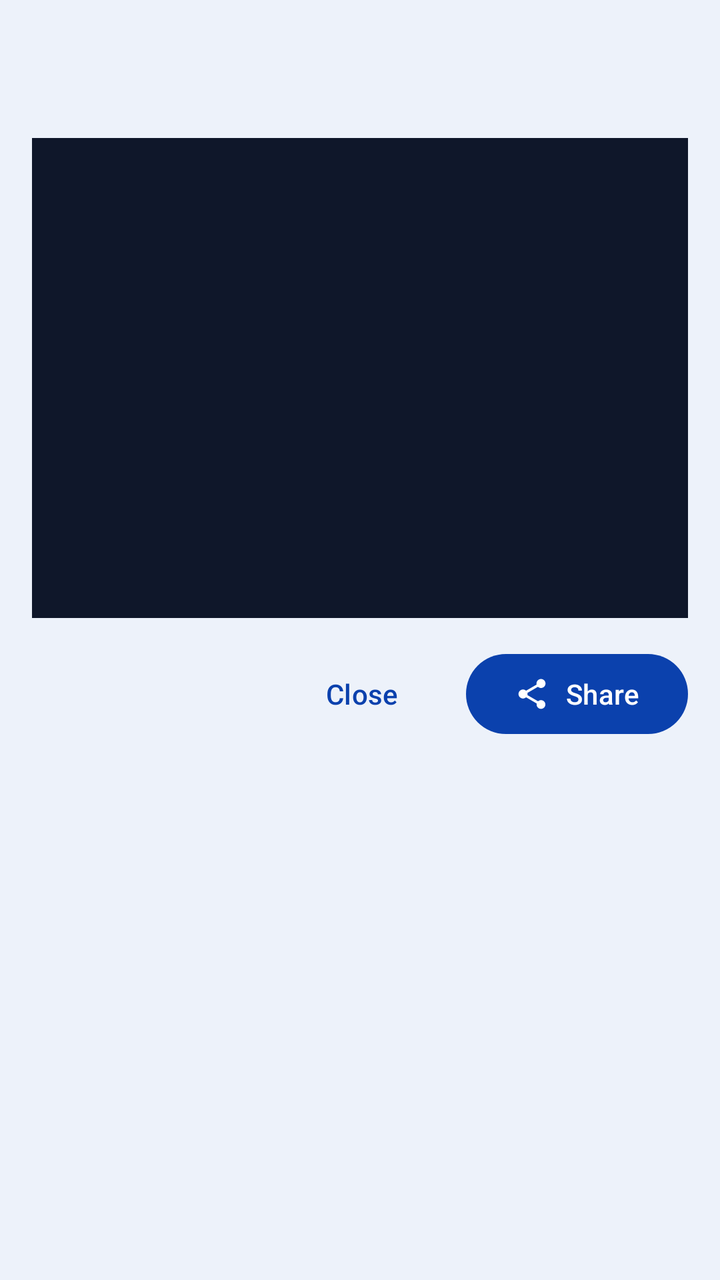
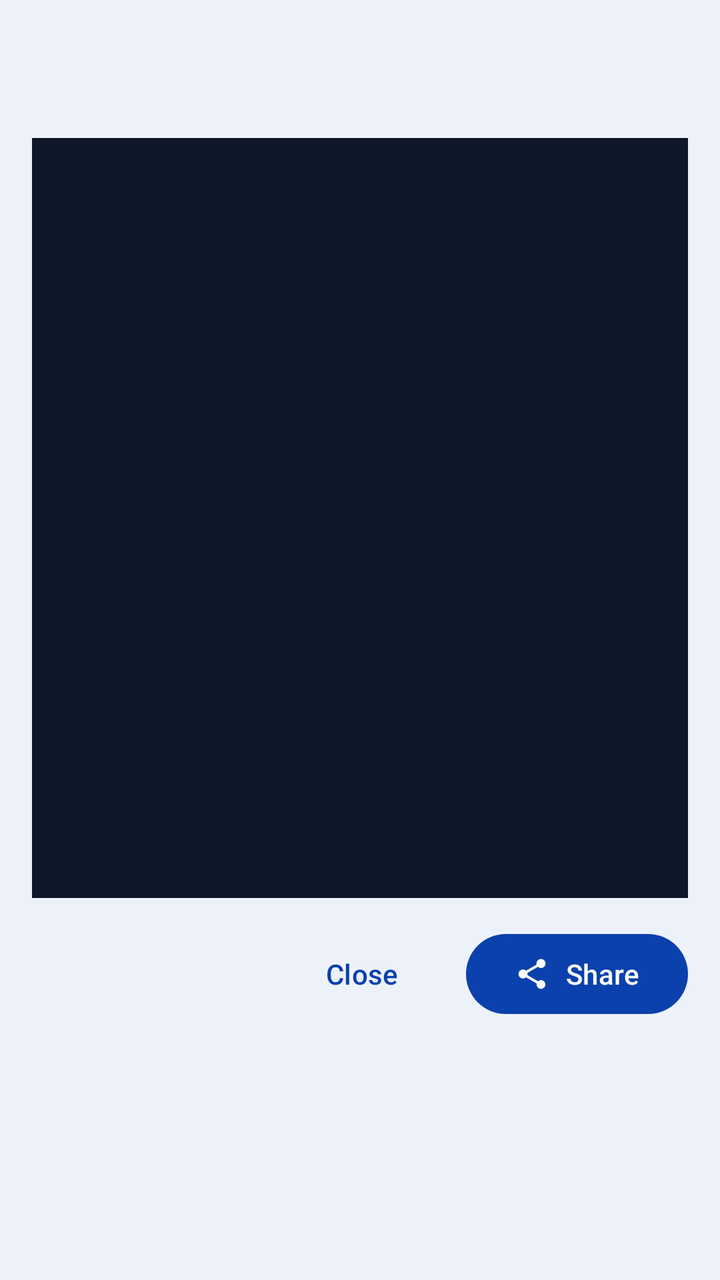

Two renders of the same Android screen: before a commit and after it. Below are the layout's source before the change and the commit's diff.
<!-- AndroidManifest.xml: application theme Theme.PropertyHub -->
<!-- res/layout/dialog_poster_preview.xml -->
<?xml version="1.0" encoding="utf-8"?>
<LinearLayout xmlns:android="http://schemas.android.com/apk/res/android"
    xmlns:app="http://schemas.android.com/apk/res-auto"
    android:layout_width="match_parent"
    android:layout_height="wrap_content"
    android:orientation="vertical"
    android:padding="16dp">

    <TextView
        android:id="@+id/tvPreviewTitle"
        android:layout_width="match_parent"
        android:layout_height="wrap_content"
        android:textColor="?attr/phTextPrimary"
        android:textSize="16sp"
        android:textStyle="bold" />

    <TextView
        android:id="@+id/tvPreviewSubtitle"
        android:layout_width="match_parent"
        android:layout_height="wrap_content"
        android:layout_marginTop="2dp"
        android:textColor="?attr/phTextSecondary"
        android:textSize="12.5sp" />

    <ImageView
        android:id="@+id/ivPreviewPosterFull"
        android:layout_width="match_parent"
        android:layout_height="240dp"
        android:layout_marginTop="12dp"
        android:background="#0F172A"
        android:contentDescription="@null"
        android:scaleType="fitCenter" />

    <LinearLayout
        android:layout_width="match_parent"
        android:layout_height="wrap_content"
        android:layout_marginTop="14dp"
        android:gravity="end"
        android:orientation="horizontal">

        <com.google.android.material.button.MaterialButton
            android:id="@+id/btnPreviewClose"
            style="@style/Widget.Material3.Button.TextButton"
            android:layout_width="wrap_content"
            android:layout_height="wrap_content"
            android:text="@string/close" />

        <com.google.android.material.button.MaterialButton
            android:id="@+id/btnPreviewShare"
            android:layout_width="wrap_content"
            android:layout_height="wrap_content"
            android:layout_marginStart="8dp"
            android:text="Share"
            android:textAllCaps="false"
            android:textColor="@color/white"
            app:backgroundTint="?attr/phAccentBlue"
            app:icon="@drawable/ic_share"
            app:iconTint="@color/white" />
    </LinearLayout>
</LinearLayout>
<!-- resources referenced by this layout -->
<resources>
  <color name="white">#FFFFFFFF</color>
  <!-- drawable ic_share (drawable) -->
  <?xml version="1.0" encoding="utf-8"?>
  <vector xmlns:android="http://schemas.android.com/apk/res/android"
      android:width="20dp"
      android:height="20dp"
      android:viewportWidth="24"
      android:viewportHeight="24">
      <path
          android:fillColor="#FF000000"
          android:pathData="M18,16.08c-0.76,0 -1.44,0.3 -1.96,0.77L8.91,12.7c0.05,-0.23 0.09,-0.46 0.09,-0.7s-0.04,-0.47 -0.09,-0.7l7.05,-4.11c0.54,0.5 1.25,0.81 2.04,0.81 1.66,0 3,-1.34 3,-3s-1.34,-3 -3,-3 -3,1.34 -3,3c0,0.24 0.04,0.47 0.09,0.7L8.04,9.81C7.5,9.31 6.79,9 6,9c-1.66,0 -3,1.34 -3,3s1.34,3 3,3c0.79,0 1.5,-0.31 2.04,-0.81l7.12,4.16c-0.05,0.21 -0.08,0.43 -0.08,0.65 0,1.61 1.31,2.92 2.92,2.92 1.61,0 2.92,-1.31 2.92,-2.92s-1.31,-2.92 -2.92,-2.92z" />
  </vector>
  <string name="close">Close</string>
  <style name="Theme.PropertyHub" parent="Theme.Material3.Light.NoActionBar">
          <item name="colorPrimary">@color/blue_primary</item>
          <item name="colorOnPrimary">@color/white</item>
          <item name="colorSecondary">@color/green_primary</item>
          <item name="colorOnSecondary">@color/white</item>
          <item name="android:statusBarColor">@color/header_navy_start</item>
          <item name="android:windowBackground">@color/canvas_bg</item>
  
          <item name="phCanvasBg">@color/canvas_bg</item>
          <item name="phCardBg">@color/white</item>
          <item name="phCardStroke">@color/blue_card_stroke</item>
          <item name="phSubtleSurface">@color/subtle_surface_blue</item>
          <item name="phTextPrimary">@color/text_primary</item>
          <item name="phTextSecondary">@color/text_hint</item>
          <item name="phInputBg">@color/white</item>
          <item name="phInputStroke">@color/input_border</item>
          <item name="phNavBg">@color/white</item>
          <item name="phNavBorder">@color/nav_border_light</item>
          <item name="phAccentBlue">@color/blue_primary</item>
      </style>
  <color name="blue_primary">#0B41AD</color>
  <color name="green_primary">#0B8A38</color>
  <color name="header_navy_start">#062D80</color>
  <color name="canvas_bg">#EDF2FA</color>
  <color name="blue_card_stroke">#D8E2F2</color>
  <color name="subtle_surface_blue">#DCE8FA</color>
  <color name="text_primary">#0B1F44</color>
  <color name="text_hint">#64748B</color>
  <color name="input_border">#C4D3E8</color>
  <color name="nav_border_light">#DCE5F2</color>
</resources>

<!-- the commit's change to res/layout/dialog_poster_preview.xml (unified diff, before → after) -->
@@ -25,7 +25,7 @@
     <ImageView
         android:id="@+id/ivPreviewPosterFull"
         android:layout_width="match_parent"
-        android:layout_height="240dp"
+        android:layout_height="380dp"
         android:layout_marginTop="12dp"
         android:background="#0F172A"
         android:contentDescription="@null"
